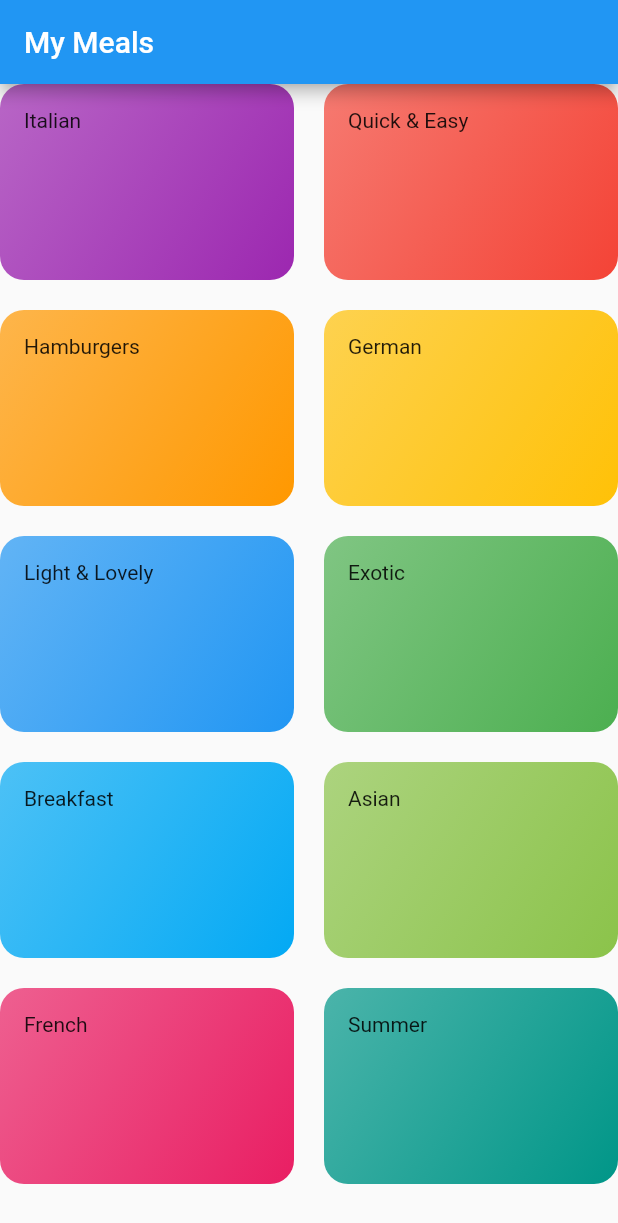
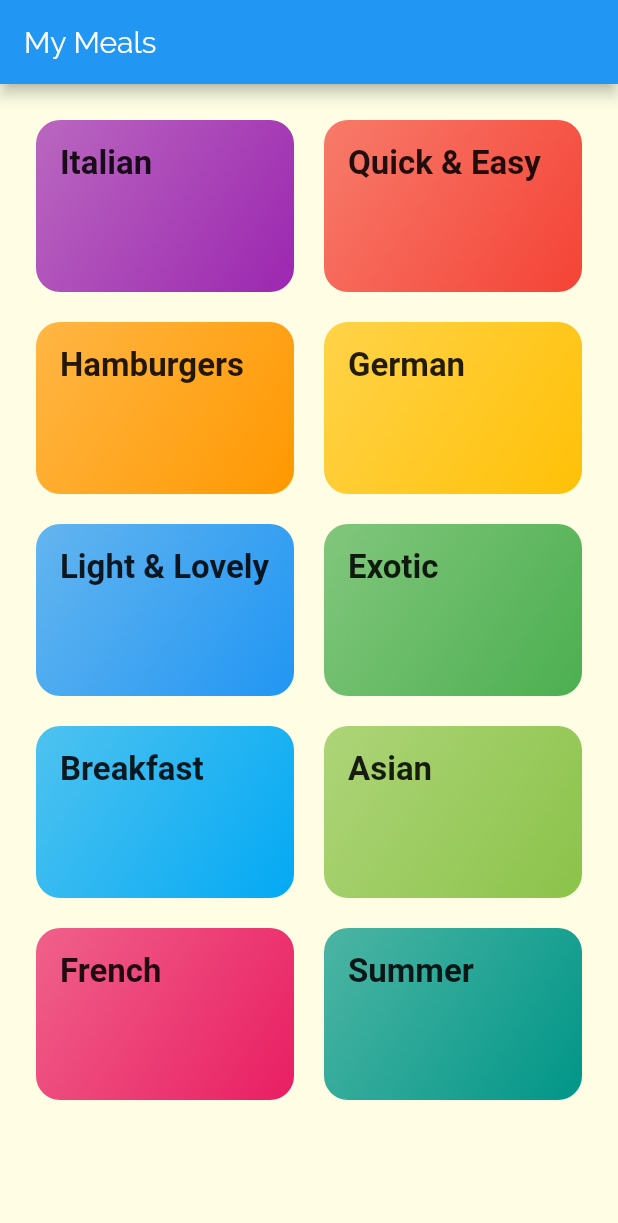
Before and after one commit to ajvelo/My-Meals, a Flutter app: the screen it shows after launch, on a phone screen of 412 x 824 dp. Shown: the top 1223 px of the screen. Run offline on Flutter 3.47's test engine with Material 2 defaults, Android fonts, the phone set to English and light mode, and no system bars; Roboto replaces fonts that are missing (RoboCondensed).

```diff
--- a/app/lib/categories_screen.dart
+++ b/app/lib/categories_screen.dart
@@ -10,13 +10,15 @@ class CategoriesScreen extends StatelessWidget {
           title: const Text('My Meals'),
         ),
         body: GridView(
+          padding: const EdgeInsets.all(24),
           gridDelegate: SliverGridDelegateWithMaxCrossAxisExtent(
               maxCrossAxisExtent: 200,
               childAspectRatio: 3 / 2,
               crossAxisSpacing: 20,
               mainAxisSpacing: 20),
           children: DUMMY_CATEGORIES.map((categoryData) {
-            return CategoryItem(categoryData.title, categoryData.color);
+            return CategoryItem(
+                categoryData.id, categoryData.title, categoryData.color);
           }).toList(),
         ));
   }
--- a/app/lib/cateory_item.dart
+++ b/app/lib/cateory_item.dart
@@ -1,22 +1,37 @@
+import 'package:app/category_meals_screen.dart';
 import 'package:flutter/material.dart';
 
 class CategoryItem extends StatelessWidget {
+  final String id;
   final String title;
   final Color color;
 
-  CategoryItem(this.title, this.color);
+  CategoryItem(this.id, this.title, this.color);
+
+  void selectCategory(BuildContext context) {
+    Navigator.of(context).pushNamed(CategoryMealsScreen.routeName,
+        arguments: {'id': id, 'title': title});
+  }
 
   @override
   Widget build(BuildContext context) {
-    return Container(
+    return InkWell(
+      onTap: () => selectCategory(context),
+      splashColor: Theme.of(context).primaryColor,
+      borderRadius: BorderRadius.circular(16.0),
+      child: Container(
         padding: const EdgeInsets.all(16.0),
-      child: Text(title),
+        child: Text(
+          title,
+          style: Theme.of(context).textTheme.headline6,
+        ),
         decoration: BoxDecoration(
             gradient: LinearGradient(
                 colors: [color.withOpacity(0.7), color.withOpacity(1.0)],
                 begin: Alignment.topLeft,
                 end: Alignment.bottomRight),
             borderRadius: BorderRadius.circular(16.0)),
+      ),
     );
   }
 }
--- a/app/lib/main.dart
+++ b/app/lib/main.dart
@@ -1,3 +1,4 @@
+import 'package:app/category_meals_screen.dart';
 import 'package:flutter/material.dart';
 
 import 'categories_screen.dart';
@@ -10,11 +11,26 @@ class MyApp extends StatelessWidget {
   @override
   Widget build(BuildContext context) {
     return MaterialApp(
-        debugShowCheckedModeBanner: false,
-        title: 'My Meals',
-        theme: ThemeData(
-          primarySwatch: Colors.blue,
-        ),
-        home: CategoriesScreen());
+      debugShowCheckedModeBanner: false,
+      title: 'My Meals',
+      theme: ThemeData(
+        primarySwatch: Colors.blue,
+        accentColor: Colors.amber,
+        canvasColor: Color.fromRGBO(255, 254, 229, 1),
+        fontFamily: 'Raleway',
+        textTheme: ThemeData.light().textTheme.copyWith(
+              bodyText1: TextStyle(color: Color.fromRGBO(20, 51, 51, 1)),
+              bodyText2: TextStyle(color: Color.fromRGBO(20, 51, 51, 1)),
+              headline6: TextStyle(
+                  fontSize: 22,
+                  fontFamily: 'RoboCondensed',
+                  fontWeight: FontWeight.bold),
+            ),
+      ),
+      routes: {
+        CategoryMealsScreen.routeName: (ctx) => CategoryMealsScreen(),
+        '/': (ctx) => CategoriesScreen()
+      },
+    );
   }
 }
```
Also changed, not shown: app/lib/category_meals_screen.dart (added, +20 -0 lines), app/pubspec.yaml (+17 -11 lines), app/assets/fonts/Raleway-Black.ttf (added), app/assets/fonts/Raleway-Bold.ttf (added), app/assets/fonts/Raleway-Regular.ttf (added), app/assets/fonts/RobotoCondensed-Bold.ttf (added), app/assets/fonts/RobotoCondensed-Italic.ttf (added), app/assets/fonts/RobotoCondensed-Light.ttf (added), app/assets/fonts/RobotoCondensed-Regular.ttf (added). Lines whose indentation alone changed are shown as unchanged.
